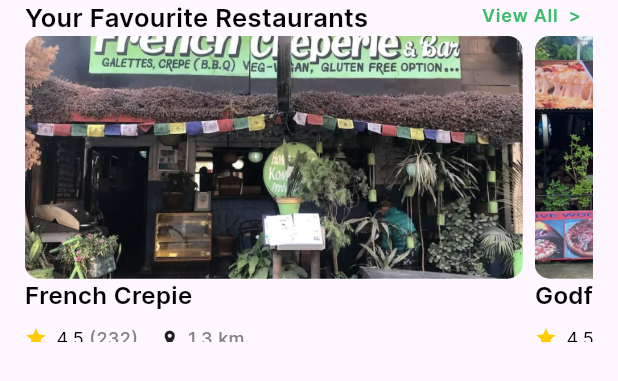
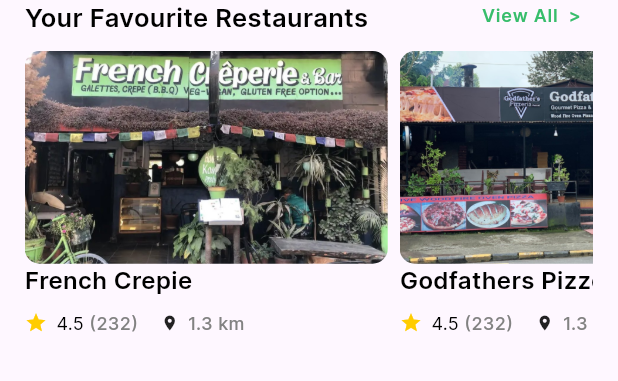
Before and after one commit to sssh199x/Brand-Builders, a Flutter app: the FavouriteRestaurants widget shown alone on an empty page, opened directly, on a phone screen of 412 x 824 dp. Shown: the top 381 px of the screen. Run offline on Flutter 3.47's test engine with Material 3 defaults, Android fonts, the phone set to English and light mode, and no system bars; our stand-ins replace carousel_slider, dropdown_button2, geolocator, marquee; missing offline and left inert: open_street_map_search_and_pick.

Commit message:
Refactored favourites.dart

```diff
--- a/lib/screens/home/favourites/favourites.dart
+++ b/lib/screens/home/favourites/favourites.dart
@@ -8,14 +8,9 @@
 class FavouriteRestaurants extends StatelessWidget {
   const FavouriteRestaurants({super.key});
 
-  @override
-  Widget build(BuildContext context) {
+  Widget _buildSectionHeader(BuildContext context) {
     double scrWidth = MediaQuery.of(context).size.width;
-    return Container(
-      padding: EdgeInsets.symmetric(horizontal: scrWidth * 0.04),
-      child: Column(
-        children: [
-          SectionHeader(
+    return SectionHeader(
         headerText: 'Your Favourite Restaurants',
         viewText: 'View All  >',
         viewWidth: scrWidth * 0.2,
@@ -23,14 +18,17 @@
           Navigator.push(
             context,
             MaterialPageRoute(
-                    builder: ((context) => const AllFavourites()
-                    ),
+              builder: ((context) => const AllFavourites()),
             ),
           );
-              }),
-          Container(
+        });
+  }
+
+  Widget _buildFavouriteRestaurantList(BuildContext context) {
+    double scrWidth = MediaQuery.of(context).size.width;
+    return Container(
       padding: const EdgeInsets.only(bottom: 16),
-            height:  scrWidth < 420 ? scrWidth/ 1.8701 :  scrWidth / 1.8,
+      height: scrWidth < 420 ? scrWidth / 1.8701 : scrWidth / 1.8,
       child: Consumer<RestaurantModel>(builder: (context, value, child) {
         int count = value.restaurants.length;
         return ListView.builder(
@@ -41,15 +39,30 @@
           itemBuilder: (context, index) {
             return Padding(
               padding: const EdgeInsets.only(right: 8.0),
-                    child: FavouriteView(favItem: value.restaurants[index],
-                    sliderWidth: scrWidth < 420 ? scrWidth - 80 : scrWidth - 150,
-                    sliderHeight: scrWidth < 420 ? scrWidth * 9/16 : scrWidth * 9/16  ,
+              child: FavouriteView(
+                favItem: value.restaurants[index],
+                sliderWidth: scrWidth - 170,
+                sliderHeight: scrWidth * 9 / 16 - 20,
               ),
             );
           },
         );
       }),
+    );
+  }
+
+  @override
+  Widget build(BuildContext context) {
+    return Container(
+      padding: EdgeInsets.symmetric(
+          horizontal: MediaQuery.of(context).size.width * 0.04),
+      child: Column(
+        children: [
+          _buildSectionHeader(context),
+          const SizedBox(
+            height: 10,
           ),
+          _buildFavouriteRestaurantList(context),
         ],
       ),
     );
```
Lines whose indentation alone changed are shown as unchanged.
